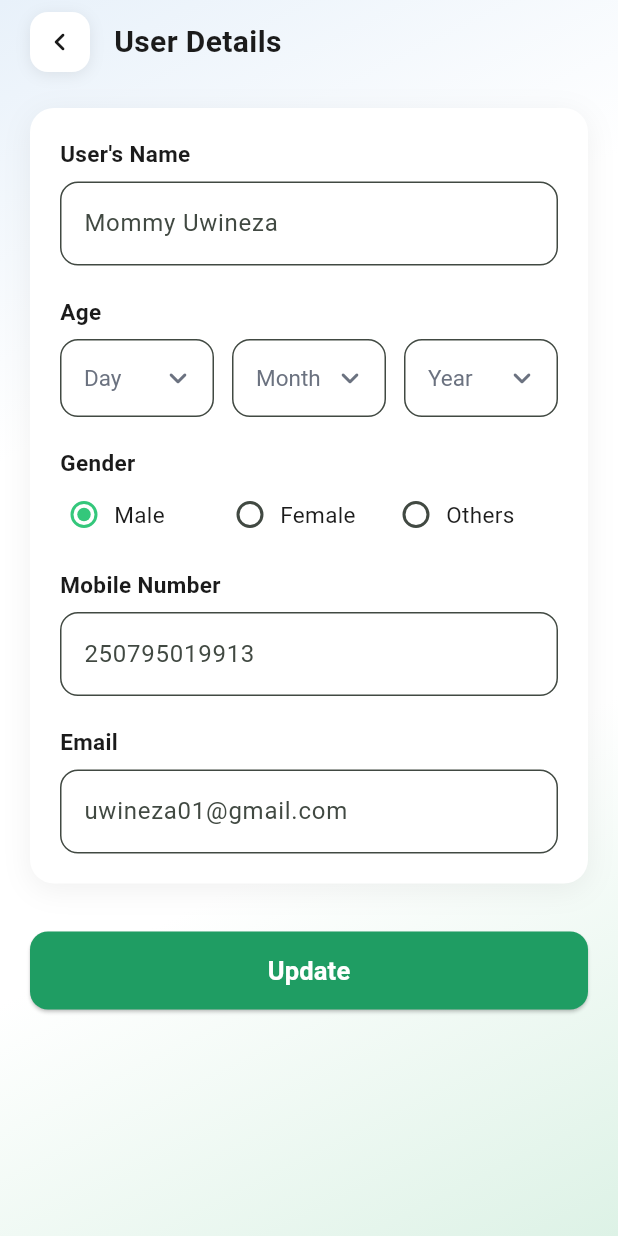
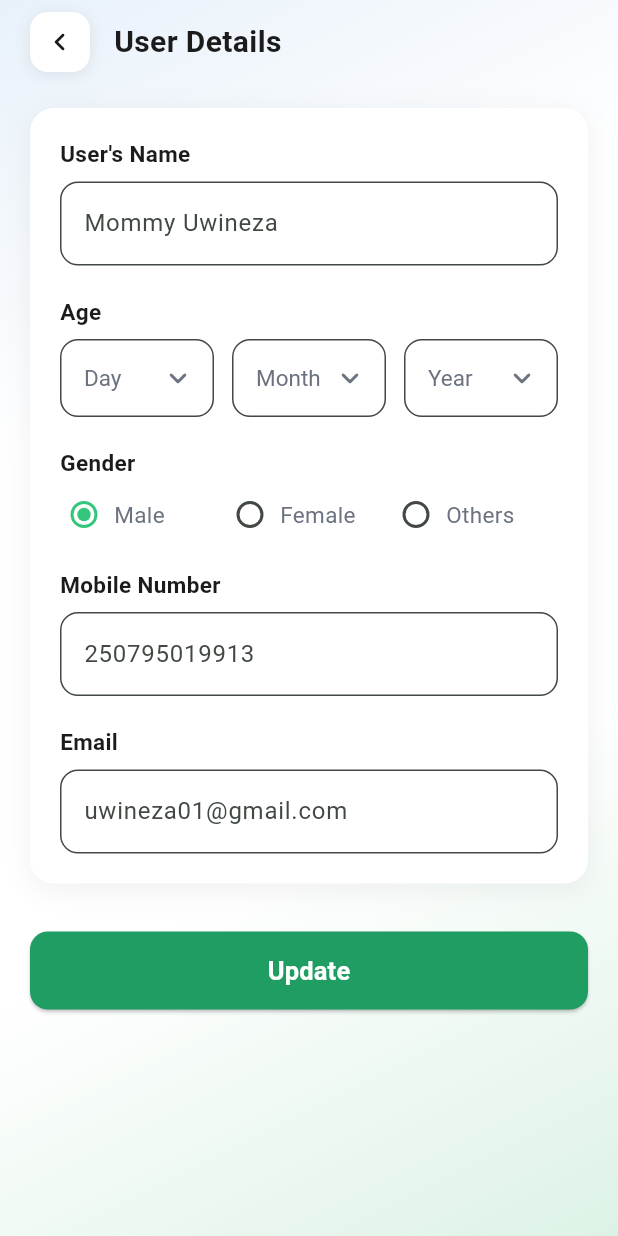
Before and after one commit to nkem-slim/easy_help, a Flutter app: the UserDetailsPage screen opened by its route, on a phone screen of 412 x 824 dp. Run offline on Flutter 3.47's test engine with Material 3 defaults, Android fonts, the phone set to English and light mode, and no system bars; our stand-ins replace cloud_firestore, connectivity_plus, dartz, equatable, firebase_auth, firebase_core and 4 more; accounts and stored records are empty; network calls fail.

Commit message:
Wire Edit Profile to User Details and polish gender labels

```diff
--- a/lib/features/profile/presentation/pages/profile_page.dart
+++ b/lib/features/profile/presentation/pages/profile_page.dart
@@ -94,7 +94,7 @@ class _ProfilePageState extends State<ProfilePage> {
                 icon: Icons.edit_rounded,
                 color: AppColors.badgeBlue,
               ),
-              onTap: () => _comingSoon('Edit Profile'),
+              onTap: () => Navigator.pushNamed(context, AppRoutes.userDetails),
             ),
             const Divider(height: 1, color: AppColors.divider, indent: 20, endIndent: 20),
             ProfileTile(
--- a/lib/features/profile/presentation/widgets/gender_selector.dart
+++ b/lib/features/profile/presentation/widgets/gender_selector.dart
@@ -80,7 +80,7 @@ class _Option extends StatelessWidget {
             gender.label,
             style: const TextStyle(
               fontSize: 15,
-              color: AppColors.textPrimary,
+              color: AppColors.textSecondary,
             ),
           ),
         ],
```
